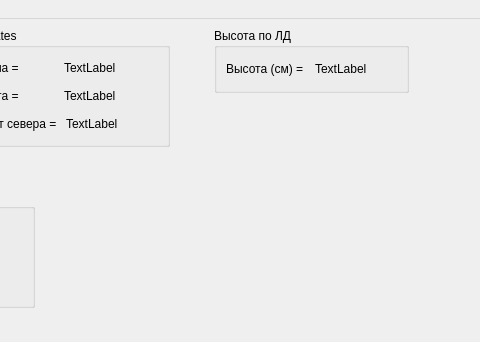
This is mainwindow.ui in bolshoydrug1/Controlling_a_drone_with_a_joystick_Qt_Master-s_Thesis as Qt 5 draws it before an edit; both pictures show x 320 to 800 and y 0 to 342 of the 800 by 600 pixel window. The edited form follows.
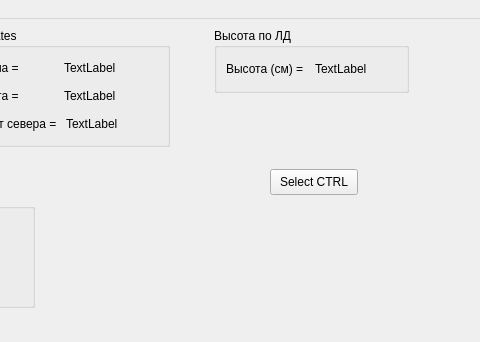
This is the edited form.

Commit message: feat: add first new widget for select keyboard

```diff
--- a/mainwindow.ui
+++ b/mainwindow.ui
@@ -344,6 +344,19 @@
      </item>
     </layout>
    </widget>
+   <widget class="QPushButton" name="pb_select_ctrl">
+    <property name="geometry">
+     <rect>
+      <x>590</x>
+      <y>150</y>
+      <width>88</width>
+      <height>26</height>
+     </rect>
+    </property>
+    <property name="text">
+     <string>Select CTRL</string>
+    </property>
+   </widget>
   </widget>
   <widget class="QMenuBar" name="menubar">
    <property name="geometry">
```
The commit also changes 9 other files.
